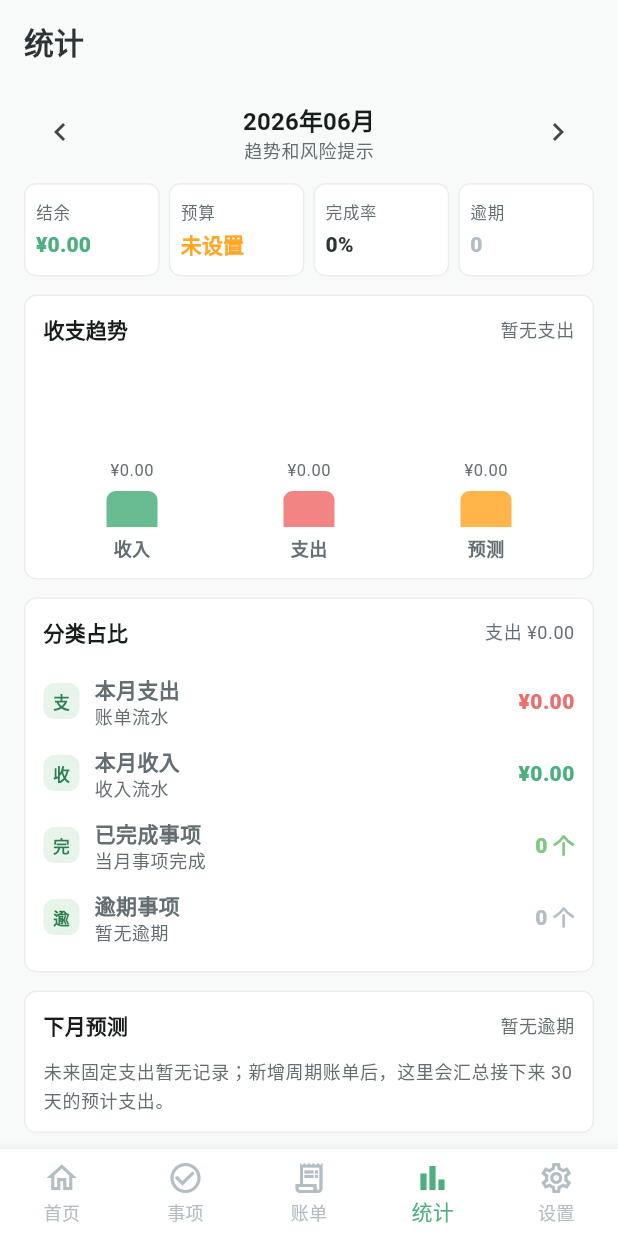
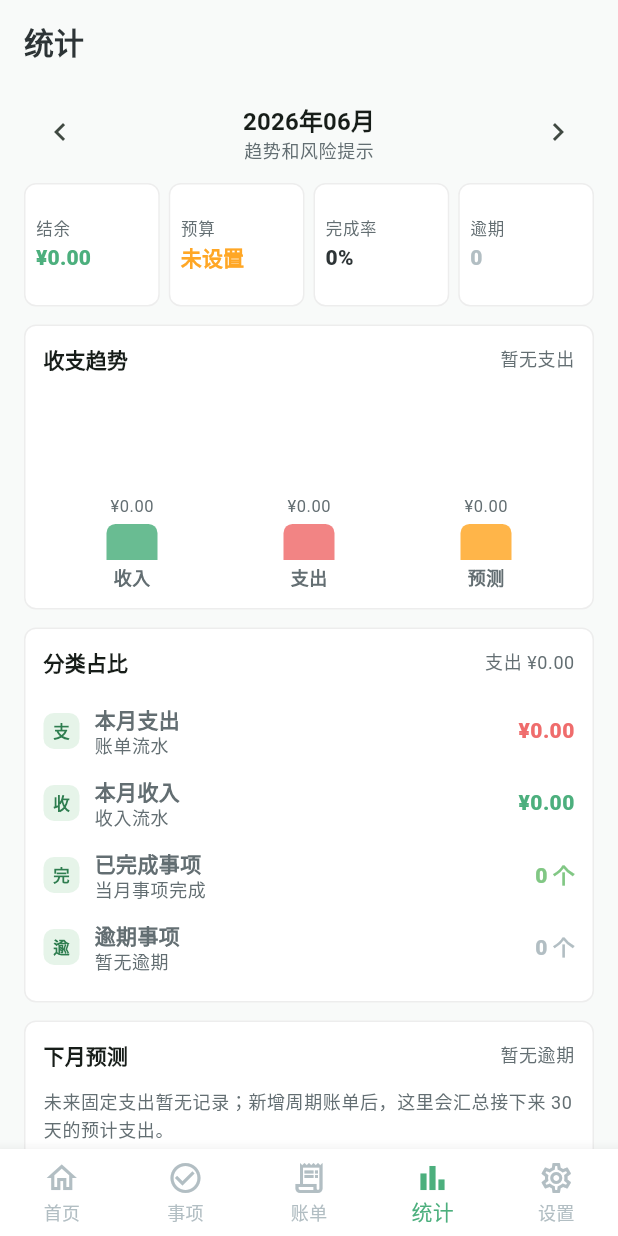
Before and after one commit to shengleiRain/record_everything, a Flutter app: the screen it shows after launch, item 4 of the bottom bar chosen, on a phone screen of 412 x 824 dp. Run offline on Flutter 3.47's test engine with Material 3 defaults, Android fonts, the phone set to English and light mode, and no system bars; our stand-ins replace drift, drift_flutter, file_picker, flutter_local_notifications, flutter_riverpod, go_router and 1 more; missing offline and left inert: add_2_calendar; accounts and stored records are empty; generated files the repository leaves out were written again.

Commit message:
feat: enhance UI responsiveness with FittedBox and add launch configurations for debugging

```diff
--- /dev/null
+++ b/devtools_options.yaml
@@ -0,0 +1,3 @@
+description: This file stores settings for Dart & Flutter DevTools.
+documentation: https://docs.flutter.dev/tools/devtools/extensions#configure-extension-enablement-states
+extensions:
--- a/lib/features/bill/widgets/bill_card.dart
+++ b/lib/features/bill/widgets/bill_card.dart
@@ -74,7 +74,10 @@ class BillCard extends StatelessWidget {
                 mainAxisAlignment: MainAxisAlignment.center,
                 crossAxisAlignment: CrossAxisAlignment.end,
                 children: [
-                  Text(
+                  FittedBox(
+                    fit: BoxFit.scaleDown,
+                    alignment: Alignment.centerRight,
+                    child: Text(
                       isIncome
                           ? MoneyFormatter.formatIncome(bill.amount)
                           : MoneyFormatter.formatExpense(bill.amount),
@@ -82,6 +85,7 @@ class BillCard extends StatelessWidget {
                         color: accent,
                         fontWeight: FontWeight.w700,
                         fontSize: 15,
+                      ),
                     ),
                   ),
                   const SizedBox(height: 4),
--- a/lib/features/home/widgets/home_summary_strip.dart
+++ b/lib/features/home/widgets/home_summary_strip.dart
@@ -88,13 +88,14 @@ class _SummaryCell extends StatelessWidget {
           ).textTheme.bodySmall?.copyWith(color: AppColors.textSecondary),
         ),
         const SizedBox(height: 4),
-        Text(
-          value,
-          maxLines: 1,
-          overflow: TextOverflow.ellipsis,
-          style: Theme.of(context).textTheme.titleSmall?.copyWith(
-            color: color,
-            fontWeight: FontWeight.w700,
+        FittedBox(
+          fit: BoxFit.scaleDown,
+          child: Text(
+            value,
+            style: Theme.of(context).textTheme.titleSmall?.copyWith(
+              color: color,
+              fontWeight: FontWeight.w700,
+            ),
           ),
         ),
       ],
--- a/lib/features/life_item/widgets/life_item_card.dart
+++ b/lib/features/life_item/widgets/life_item_card.dart
@@ -92,16 +92,18 @@ class LifeItemCard extends StatelessWidget {
                   children: [
                     ConstrainedBox(
                       constraints: const BoxConstraints(maxWidth: 88),
+                      child: FittedBox(
+                        fit: BoxFit.scaleDown,
+                        alignment: Alignment.centerRight,
                         child: Text(
                           amountText ?? _statusText(isOverdue, isCompleted),
                           textAlign: TextAlign.right,
-                        maxLines: 1,
-                        overflow: TextOverflow.ellipsis,
                           style: Theme.of(context).textTheme.bodyMedium?.copyWith(
                             color: amountText != null
                                 ? _amountColor()
                                 : statusColor,
                             fontWeight: FontWeight.w600,
+                          ),
                         ),
                       ),
                     ),
--- a/lib/features/statistics/pages/statistics_page.dart
+++ b/lib/features/statistics/pages/statistics_page.dart
@@ -217,7 +217,7 @@ class _SummaryGrid extends StatelessWidget {
         crossAxisCount: 4,
         crossAxisSpacing: 6,
         mainAxisSpacing: 6,
-        childAspectRatio: 1.45,
+        childAspectRatio: 1.1,
       ),
       itemBuilder: (context, index) => _SummaryCell(data: cells[index]),
     );
@@ -232,7 +232,7 @@ class _SummaryCell extends StatelessWidget {
   @override
   Widget build(BuildContext context) {
     return Container(
-      padding: const EdgeInsets.symmetric(horizontal: 7, vertical: 8),
+      padding: const EdgeInsets.symmetric(horizontal: 7, vertical: 6),
       decoration: BoxDecoration(
         color: AppColors.surface,
         borderRadius: BorderRadius.circular(8),
@@ -241,24 +241,29 @@ class _SummaryCell extends StatelessWidget {
       child: Column(
         crossAxisAlignment: CrossAxisAlignment.start,
         mainAxisAlignment: MainAxisAlignment.center,
+        mainAxisSize: MainAxisSize.min,
         children: [
-          Text(
+          FittedBox(
+            fit: BoxFit.scaleDown,
+            alignment: Alignment.centerLeft,
+            child: Text(
               data.label,
-            maxLines: 1,
-            overflow: TextOverflow.ellipsis,
               style: Theme.of(context).textTheme.bodySmall?.copyWith(
                 color: AppColors.textSecondary,
                 fontSize: 11,
               ),
             ),
-          const SizedBox(height: 4),
-          Text(
+          ),
+          const SizedBox(height: 2),
+          FittedBox(
+            fit: BoxFit.scaleDown,
+            alignment: Alignment.centerLeft,
+            child: Text(
               data.value,
-            maxLines: 1,
-            overflow: TextOverflow.ellipsis,
               style: Theme.of(context).textTheme.titleSmall?.copyWith(
                 color: data.color,
                 fontWeight: FontWeight.w800,
+              ),
             ),
           ),
         ],
@@ -391,22 +396,23 @@ class _Bar extends StatelessWidget {
 
   @override
   Widget build(BuildContext context) {
-    final height = 24 + (value / maxValue) * 68;
+    final height = 24 + (value / maxValue) * 52;
 
     return Expanded(
       child: Column(
         mainAxisAlignment: MainAxisAlignment.end,
         children: [
-          Text(
+          FittedBox(
+            fit: BoxFit.scaleDown,
+            child: Text(
               MoneyFormatter.format(value),
-            maxLines: 1,
-            overflow: TextOverflow.ellipsis,
               style: Theme.of(context).textTheme.bodySmall?.copyWith(
                 color: AppColors.textSecondary,
                 fontSize: 11,
               ),
             ),
-          const SizedBox(height: 6),
+          ),
+          const SizedBox(height: 4),
           Container(
             width: 34,
             height: height,
@@ -417,12 +423,15 @@ class _Bar extends StatelessWidget {
               ),
             ),
           ),
-          const SizedBox(height: 6),
-          Text(
+          const SizedBox(height: 4),
+          FittedBox(
+            fit: BoxFit.scaleDown,
+            child: Text(
               label,
               style: Theme.of(context).textTheme.bodySmall?.copyWith(
                 color: AppColors.textSecondary,
                 fontWeight: FontWeight.w600,
+              ),
             ),
           ),
         ],
@@ -494,14 +503,16 @@ class _CategoryRow extends StatelessWidget {
             ),
           ),
           const SizedBox(width: 10),
-          Text(
+          FittedBox(
+            fit: BoxFit.scaleDown,
+            alignment: Alignment.centerRight,
+            child: Text(
               amount,
               textAlign: TextAlign.right,
-            maxLines: 1,
-            overflow: TextOverflow.ellipsis,
               style: Theme.of(context).textTheme.bodyMedium?.copyWith(
                 color: color,
                 fontWeight: FontWeight.w800,
+              ),
             ),
           ),
         ],
```
Also changed, not shown: lib/features/bill/widgets/month_summary_card.dart (+9 -4 lines), lib/features/home/widgets/agenda_row.dart (+10 -6 lines), lib/features/home/widgets/home_calendar.dart (+11 -11 lines), lib/features/home/widgets/overview_card.dart (+10 -6 lines), lib/features/home/widgets/selected_day_agenda.dart (+9 -5 lines), 1 other file. Lines whose indentation alone changed are shown as unchanged.
